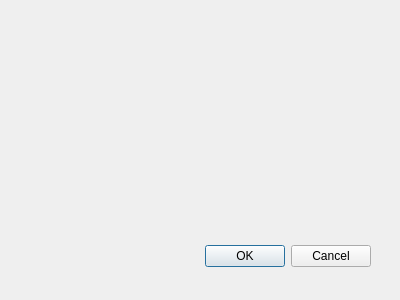
Before: the Qt Designer form si_importer_dialog_base.ui in Ebiroll/SiImporter, drawn with Qt 5.
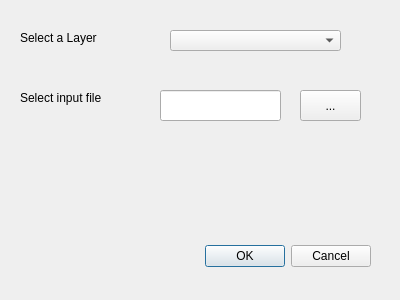
After: the same form once the commit is applied.

```diff
--- a/si_importer_dialog_base.ui
+++ b/si_importer_dialog_base.ui
@@ -28,6 +28,65 @@
     <set>QDialogButtonBox::Cancel|QDialogButtonBox::Ok</set>
    </property>
   </widget>
+  <widget class="QComboBox" name="comboBox">
+   <property name="geometry">
+    <rect>
+     <x>170</x>
+     <y>30</y>
+     <width>171</width>
+     <height>21</height>
+    </rect>
+   </property>
+  </widget>
+  <widget class="QLabel" name="label">
+   <property name="geometry">
+    <rect>
+     <x>20</x>
+     <y>30</y>
+     <width>101</width>
+     <height>16</height>
+    </rect>
+   </property>
+   <property name="text">
+    <string>Select a Layer</string>
+   </property>
+  </widget>
+  <widget class="QLabel" name="label_2">
+   <property name="geometry">
+    <rect>
+     <x>20</x>
+     <y>90</y>
+     <width>101</width>
+     <height>16</height>
+    </rect>
+   </property>
+   <property name="text">
+    <string>Select input file</string>
+   </property>
+  </widget>
+  <widget class="QLineEdit" name="lineEdit">
+   <property name="geometry">
+    <rect>
+     <x>160</x>
+     <y>90</y>
+     <width>121</width>
+     <height>31</height>
+    </rect>
+   </property>
+  </widget>
+  <widget class="QPushButton" name="pushButton">
+   <property name="geometry">
+    <rect>
+     <x>300</x>
+     <y>90</y>
+     <width>61</width>
+     <height>31</height>
+    </rect>
+   </property>
+   <property name="text">
+    <string>...</string>
+   </property>
+  </widget>
  </widget>
  <resources/>
  <connections>
```
Left out of the diff: 41 changed lines with no effect on the pictures.
